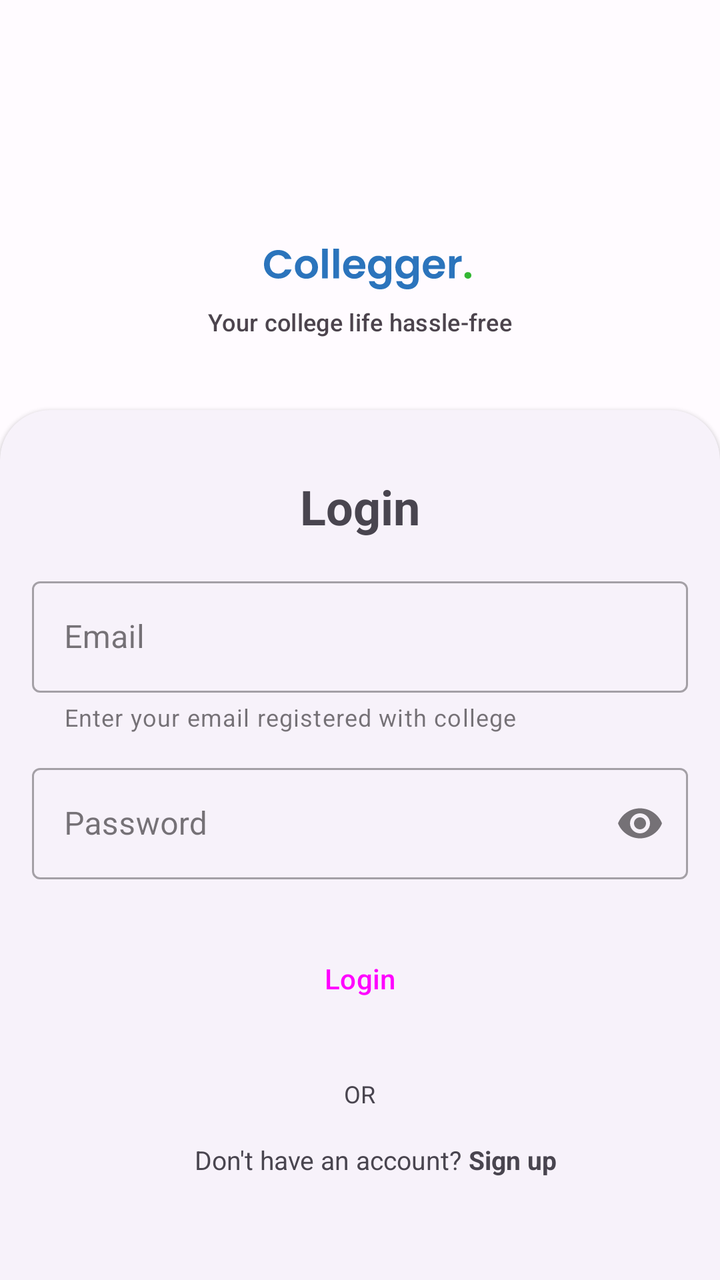
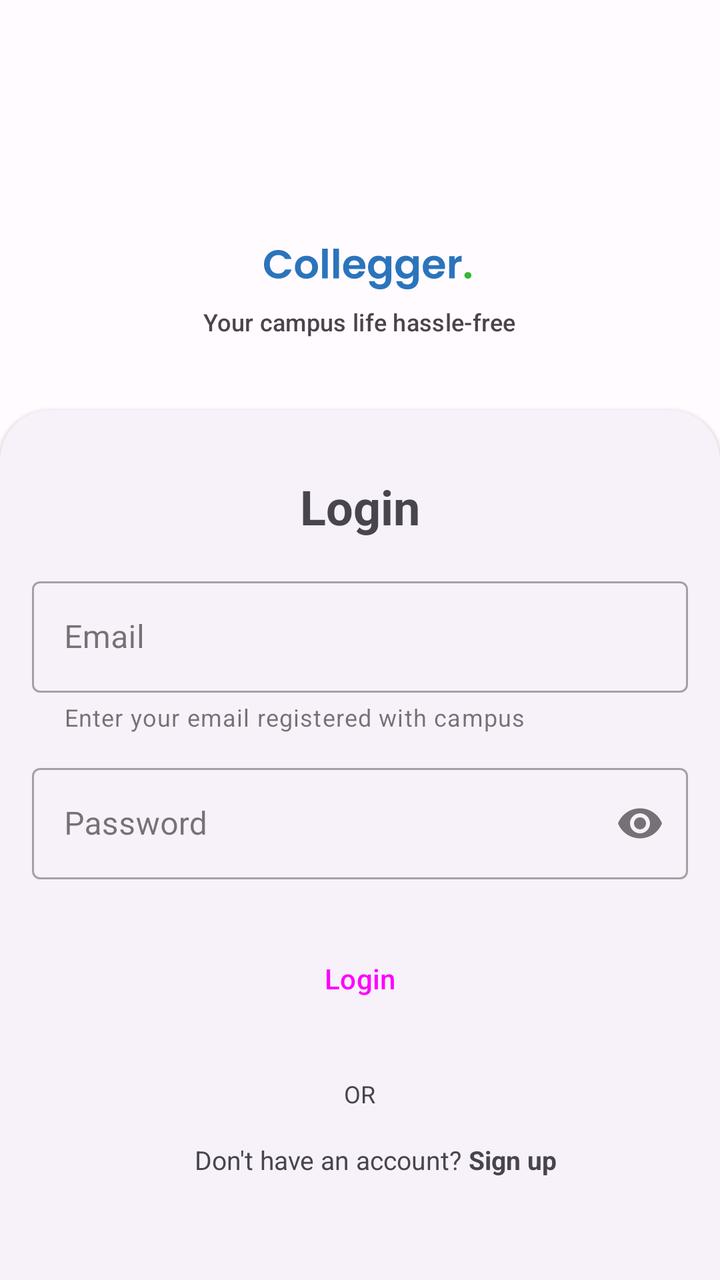

Screens rendered from an Android XML layout before and after an edit, with the pre-edit source and the edit as a unified diff.
<!-- AndroidManifest.xml: application theme AppTheme -->
<!-- res/layout/activity_login.xml -->
<?xml version="1.0" encoding="utf-8"?>
<androidx.constraintlayout.widget.ConstraintLayout xmlns:android="http://schemas.android.com/apk/res/android"
    xmlns:app="http://schemas.android.com/apk/res-auto"
    xmlns:tools="http://schemas.android.com/tools"
    android:layout_width="match_parent"
    android:layout_height="match_parent"
    android:orientation="vertical"
    android:gravity="center"
    tools:context="com.abs.campzio.app.auth.signin.Login">

    <ProgressBar
        android:id="@+id/loginLayoutProgressBar"
        android:layout_width="wrap_content"
        android:layout_height="wrap_content"
        android:visibility="visible"
        app:layout_constraintBottom_toBottomOf="parent"
        app:layout_constraintEnd_toEndOf="parent"
        app:layout_constraintStart_toStartOf="parent"
        app:layout_constraintTop_toTopOf="parent" />

    <LinearLayout
        android:id="@+id/loginLayout"
        android:layout_width="match_parent"
        android:layout_height="wrap_content"
        android:gravity="center"
        android:orientation="vertical"
        android:visibility="visible"
        app:layout_constraintBottom_toBottomOf="parent"
        app:layout_constraintEnd_toEndOf="parent"
        app:layout_constraintStart_toStartOf="parent">

        <View
            android:id="@+id/view4"
            android:layout_width="match_parent"
            android:layout_height="140dp"
            app:layout_constraintBottom_toTopOf="@+id/loginLayout"
            app:layout_constraintTop_toTopOf="parent" />

        <LinearLayout
            android:layout_width="match_parent"
            android:layout_height="wrap_content"
            android:gravity="center"
            android:orientation="vertical"
            android:visibility="visible"
            app:layout_constraintBottom_toTopOf="@+id/materialCardView2">

            <ImageView
                android:id="@+id/imageView2"
                android:layout_width="match_parent"
                android:layout_height="wrap_content"
                app:srcCompat="@drawable/campzio_logo_login" />

            <ImageView
                android:id="@+id/imageView3"
                android:layout_width="wrap_content"
                android:layout_height="wrap_content"
                android:paddingStart="8dp"
                android:paddingBottom="8dp"
                app:srcCompat="@drawable/campzio_" />

            <TextView
                android:layout_width="wrap_content"
                android:layout_height="wrap_content"
                android:paddingHorizontal="16dp"
                android:paddingBottom="36dp"
                android:text="Your college life hassle-free"
                android:textAppearance="@style/TextAppearance.Material3.ActionBar.Subtitle"
                android:textSize="12sp"></TextView>

        </LinearLayout>

        <com.google.android.material.card.MaterialCardView
            android:id="@+id/materialCardView2"
            style="@style/Widget.Material3.CardView.Elevated"
            android:layout_width="match_parent"
            android:layout_height="600dp"
            android:layout_marginBottom="-50dp"
            app:cardCornerRadius="25dp"
            app:layout_constraintBottom_toBottomOf="parent">

            <LinearLayout
                android:layout_width="match_parent"
                android:layout_height="wrap_content"
                android:gravity="center"
                android:orientation="vertical">

                <TextView
                    android:layout_width="wrap_content"
                    android:layout_height="wrap_content"
                    android:paddingHorizontal="16dp"
                    android:paddingTop="32dp"
                    android:paddingBottom="8dp"
                    android:text="Login"
                    android:textSize="24sp"
                    android:textStyle="bold"></TextView>

                <com.google.android.material.textfield.TextInputLayout
                    android:id="@+id/loginEmailLayout"
                    style="@style/Widget.MaterialComponents.TextInputLayout.OutlinedBox"
                    android:layout_width="match_parent"
                    android:layout_height="wrap_content"
                    android:hint="Email"
                    android:paddingHorizontal="16dp"
                    android:paddingTop="8dp"
                    android:paddingBottom="8dp"
                    app:endIconMode="clear_text"
                    app:helperText="Enter your email registered with college">

                    <com.google.android.material.textfield.TextInputEditText
                        android:id="@+id/loginEmail"
                        android:layout_width="match_parent"
                        android:layout_height="wrap_content"></com.google.android.material.textfield.TextInputEditText>

                </com.google.android.material.textfield.TextInputLayout>

                <com.google.android.material.textfield.TextInputLayout
                    android:id="@+id/loginPasswordLayout"
                    style="@style/Widget.MaterialComponents.TextInputLayout.OutlinedBox"
                    android:layout_width="match_parent"
                    android:layout_height="wrap_content"
                    android:hint="Password"
                    android:paddingHorizontal="16dp"
                    android:paddingTop="4dp"
                    android:paddingBottom="8dp"
                    app:endIconMode="password_toggle"
                    app:errorEnabled="false">

                    <com.google.android.material.textfield.TextInputEditText
                        android:id="@+id/loginPassword"
                        android:layout_width="match_parent"
                        android:layout_height="wrap_content"
                        android:inputType="textPassword"></com.google.android.material.textfield.TextInputEditText>

                </com.google.android.material.textfield.TextInputLayout>


                <Button
                    android:id="@+id/loginBtn"
                    style="@style/Widget.Material3.Button"
                    android:layout_width="match_parent"
                    android:layout_height="wrap_content"
                    android:layout_gravity="bottom"
                    android:layout_marginHorizontal="16dp"
                    android:layout_marginTop="16dp"
                    android:layout_marginBottom="16dp"
                    android:paddingVertical="16dp"
                    android:text="Login"></Button>

                <ProgressBar
                    android:id="@+id/loginUserProgressBar"
                    style="?android:attr/progressBarStyle"
                    android:layout_width="match_parent"
                    android:layout_height="wrap_content"
                    android:visibility="gone" />

                <TextView
                    android:layout_width="wrap_content"
                    android:layout_height="wrap_content"
                    android:paddingHorizontal="16dp"
                    android:paddingTop="8dp"
                    android:paddingBottom="8dp"
                    android:text="OR"
                    android:textSize="12sp"></TextView>

                <LinearLayout
                    android:layout_width="wrap_content"
                    android:layout_height="wrap_content">

                    <TextView
                        android:layout_width="wrap_content"
                        android:layout_height="wrap_content"
                        android:paddingStart="16dp"
                        android:paddingTop="8dp"
                        android:paddingBottom="8dp"
                        android:text="Don't have an account? "
                        android:textSize="13sp"></TextView>

                    <TextView
                        android:id="@+id/signUpTv"
                        android:layout_width="wrap_content"
                        android:layout_height="wrap_content"
                        android:paddingTop="8dp"
                        android:paddingBottom="8dp"
                        android:text="Sign up"
                        android:textSize="13sp"
                        android:textStyle="bold"></TextView>
                </LinearLayout>
            </LinearLayout>

        </com.google.android.material.card.MaterialCardView>
    </LinearLayout>



</androidx.constraintlayout.widget.ConstraintLayout>
<!-- resources referenced by this layout -->
<resources>
  <color name="md_theme_light_primary">#81449F</color>
  <color name="md_theme_light_onPrimary">#FFFFFF</color>
  <color name="md_theme_light_primaryContainer">#F7D9FF</color>
  <color name="md_theme_light_onPrimaryContainer">#310048</color>
  <color name="md_theme_light_secondary">#68596D</color>
  <color name="md_theme_light_onSecondary">#FFFFFF</color>
  <color name="md_theme_light_secondaryContainer">#F0DCF4</color>
  <color name="md_theme_light_onSecondaryContainer">#231728</color>
  <color name="md_theme_light_tertiary">#815251</color>
  <color name="md_theme_light_onTertiary">#FFFFFF</color>
  <color name="md_theme_light_tertiaryContainer">#FFDAD9</color>
  <color name="md_theme_light_onTertiaryContainer">#331111</color>
  <color name="md_theme_light_error">#BA1A1A</color>
  <color name="md_theme_light_errorContainer">#FFDAD6</color>
  <color name="md_theme_light_onError">#FFFFFF</color>
  <color name="md_theme_light_onErrorContainer">#410002</color>
  <color name="md_theme_light_background">#FFFBFF</color>
  <color name="md_theme_light_onBackground">#1E1B1E</color>
  <color name="md_theme_light_surface">#FFFBFF</color>
  <color name="md_theme_light_onSurface">#1E1B1E</color>
  <color name="md_theme_light_surfaceVariant">#EBDFEA</color>
  <color name="md_theme_light_onSurfaceVariant">#4C444D</color>
  <color name="md_theme_light_outline">#7D747E</color>
  <color name="md_theme_light_inverseOnSurface">#F6EFF3</color>
  <color name="md_theme_light_inverseSurface">#332F33</color>
  <color name="md_theme_light_inversePrimary">#E9B3FF</color>
  <!-- unchanged entries left out for length: 3 -->
</resources>

<!-- the commit's change to res/layout/activity_login.xml (unified diff, before → after) -->
@@ -63,7 +63,7 @@
                 android:layout_height="wrap_content"
                 android:paddingHorizontal="16dp"
                 android:paddingBottom="36dp"
-                android:text="Your college life hassle-free"
+                android:text="Your campus life hassle-free"
                 android:textAppearance="@style/TextAppearance.Material3.ActionBar.Subtitle"
                 android:textSize="12sp"></TextView>
 
@@ -104,7 +104,7 @@
                     android:paddingTop="8dp"
                     android:paddingBottom="8dp"
                     app:endIconMode="clear_text"
-                    app:helperText="Enter your email registered with college">
+                    app:helperText="Enter your email registered with campus">
 
                     <com.google.android.material.textfield.TextInputEditText
                         android:id="@+id/loginEmail"
